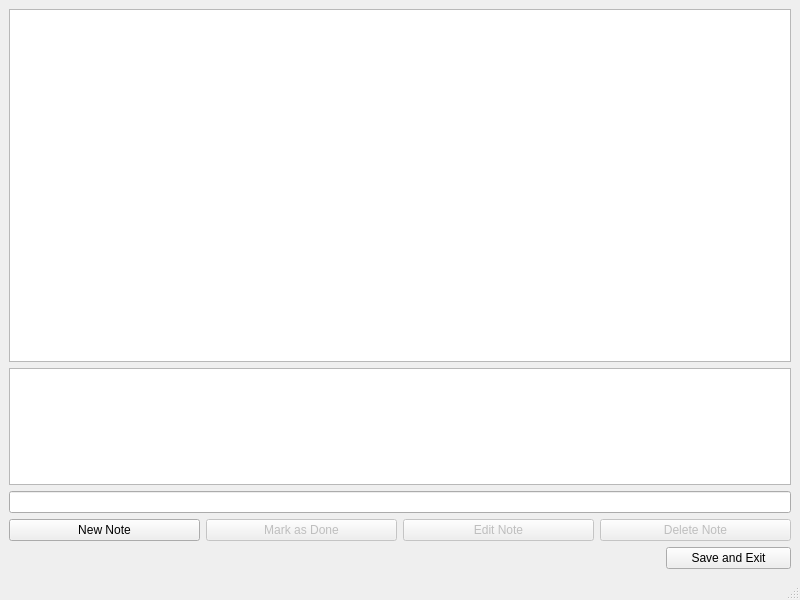
First picture: the form in mainwindow.ui, repository cihansenyuz/notebook, before the edit.
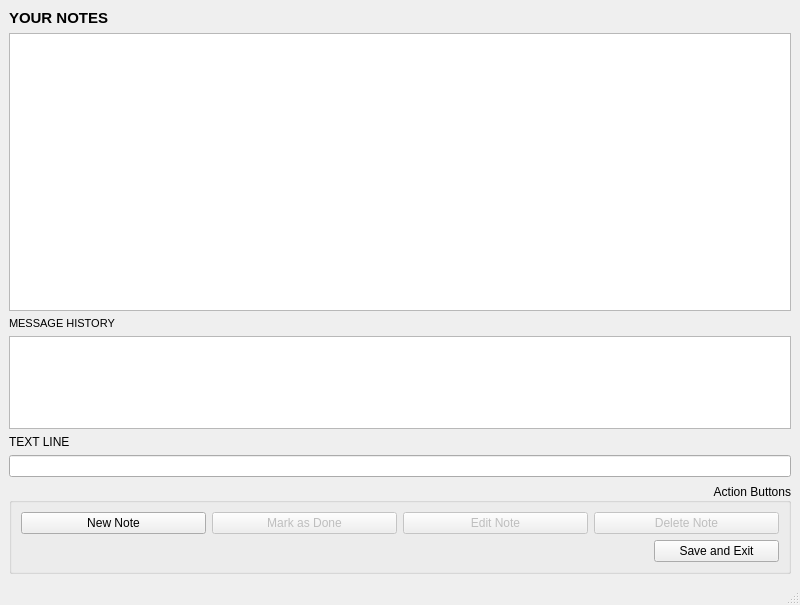
Second picture: the form after the edit.

The edit to the form file:
```diff
--- a/mainwindow.ui
+++ b/mainwindow.ui
@@ -7,24 +7,75 @@
     <x>0</x>
     <y>0</y>
     <width>800</width>
-    <height>600</height>
+    <height>605</height>
    </rect>
   </property>
   <property name="windowTitle">
    <string>MainWindow</string>
   </property>
   <widget class="QWidget" name="centralwidget">
-   <layout class="QVBoxLayout" name="verticalLayout" stretch="3,1,0,0,0">
+   <layout class="QVBoxLayout" name="verticalLayout" stretch="0,3,0,1,0,0,0">
+    <item>
+     <widget class="QLabel" name="labelListWidget">
+      <property name="font">
+       <font>
+        <pointsize>11</pointsize>
+        <weight>75</weight>
+        <bold>true</bold>
+       </font>
+      </property>
+      <property name="text">
+       <string>YOUR NOTES</string>
+      </property>
+     </widget>
+    </item>
     <item>
      <widget class="QListWidget" name="listWidget"/>
     </item>
+    <item>
+     <widget class="QLabel" name="labelTextBrowser">
+      <property name="font">
+       <font>
+        <pointsize>8</pointsize>
+       </font>
+      </property>
+      <property name="text">
+       <string>MESSAGE HISTORY</string>
+      </property>
+     </widget>
+    </item>
     <item>
      <widget class="QTextBrowser" name="textBrowser"/>
     </item>
+    <item>
+     <widget class="QLabel" name="labelLineEdit">
+      <property name="text">
+       <string>TEXT LINE</string>
+      </property>
+     </widget>
+    </item>
     <item>
      <widget class="QLineEdit" name="lineEdit"/>
     </item>
     <item>
+     <widget class="QGroupBox" name="groupBox">
+      <property name="autoFillBackground">
+       <bool>false</bool>
+      </property>
+      <property name="title">
+       <string>Action Buttons</string>
+      </property>
+      <property name="alignment">
+       <set>Qt::AlignRight|Qt::AlignTrailing|Qt::AlignVCenter</set>
+      </property>
+      <property name="flat">
+       <bool>false</bool>
+      </property>
+      <property name="checkable">
+       <bool>false</bool>
+      </property>
+      <layout class="QVBoxLayout" name="verticalLayout_2">
+       <item>
      <layout class="QHBoxLayout" name="horizontalLayout">
       <item>
        <widget class="QPushButton" name="newButton">
@@ -115,6 +166,9 @@
        </widget>
       </item>
      </layout>
+       </item>
+      </layout>
+     </widget>
     </item>
    </layout>
   </widget>
```
Lines whose indentation alone changed are shown as unchanged.
